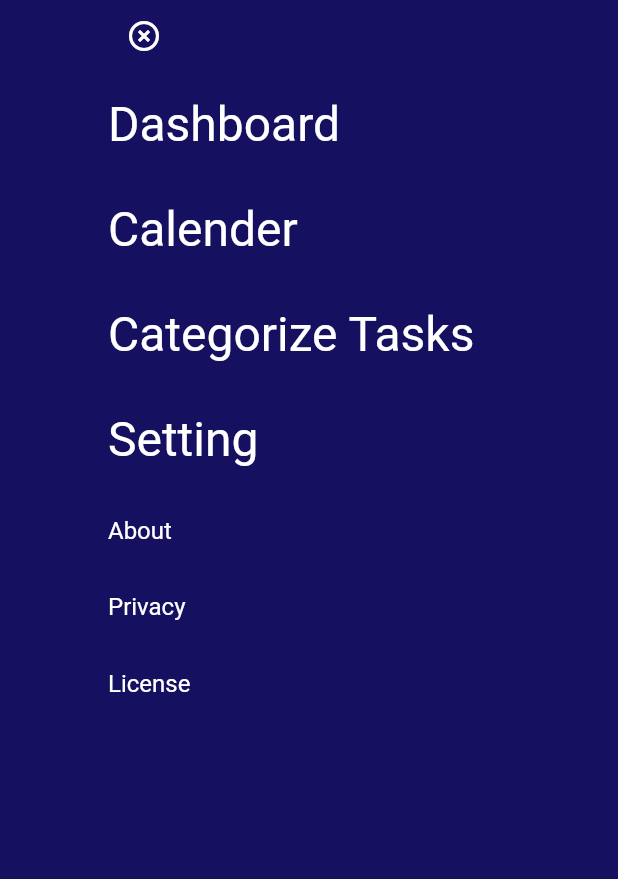
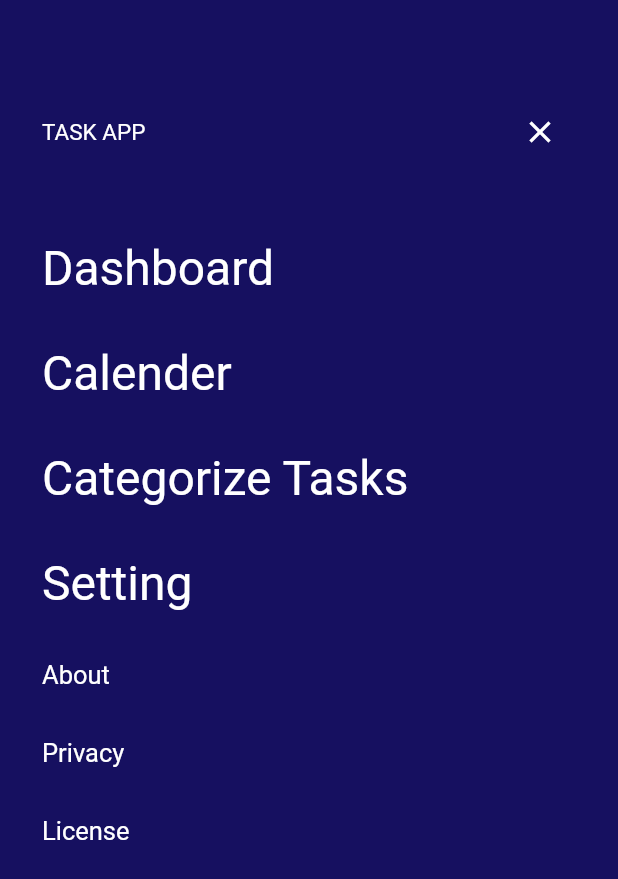
Before and after one commit to medwonuola/buck, a Flutter app: the SideBar screen opened directly, on a phone screen of 412 x 824 dp. Shown: the top 879 px of the screen. Run offline on Flutter 3.47's test engine with Material 2 defaults, Android fonts, the phone set to English and light mode, and no system bars.

Commit message:
Updated UI for sidebar

```diff
--- a/lib/view/util/sidebar.dart
+++ b/lib/view/util/sidebar.dart
@@ -8,20 +8,25 @@ class SideBar extends StatelessWidget {
     return Scaffold(
       backgroundColor: kSecondaryColor,
       body: Padding(
-        padding: const EdgeInsets.symmetric(horizontal: 72),
+        padding: const EdgeInsets.symmetric(horizontal: 28, vertical: 64),
         child: Column(
           crossAxisAlignment: CrossAxisAlignment.start,
           children: [
+            SizedBox(),
             Row(
               children: [
+                Text("TASK APP",
+                    style: TextStyle(fontSize: 15, color: Colors.white)),
+                Spacer(),
                 IconButton(
-                  icon: Icon(Icons.highlight_remove, color: Colors.white),
+                  icon: Icon(Icons.close, color: Colors.white),
                   onPressed: () {
                     Navigator.pop(context);
                   },
                 )
               ],
             ),
+            SizedBox(height: 32),
             ...[
               "Dashboard",
               "Calender",
@@ -43,7 +48,7 @@ class SideBar extends StatelessWidget {
                 padding: const EdgeInsets.symmetric(vertical: 16.0),
                 child: Text(
                   e,
-                  style: TextStyle(fontSize: 16, color: Colors.white),
+                  style: TextStyle(fontSize: 17, color: Colors.white),
                 ),
               ),
             ),
```
